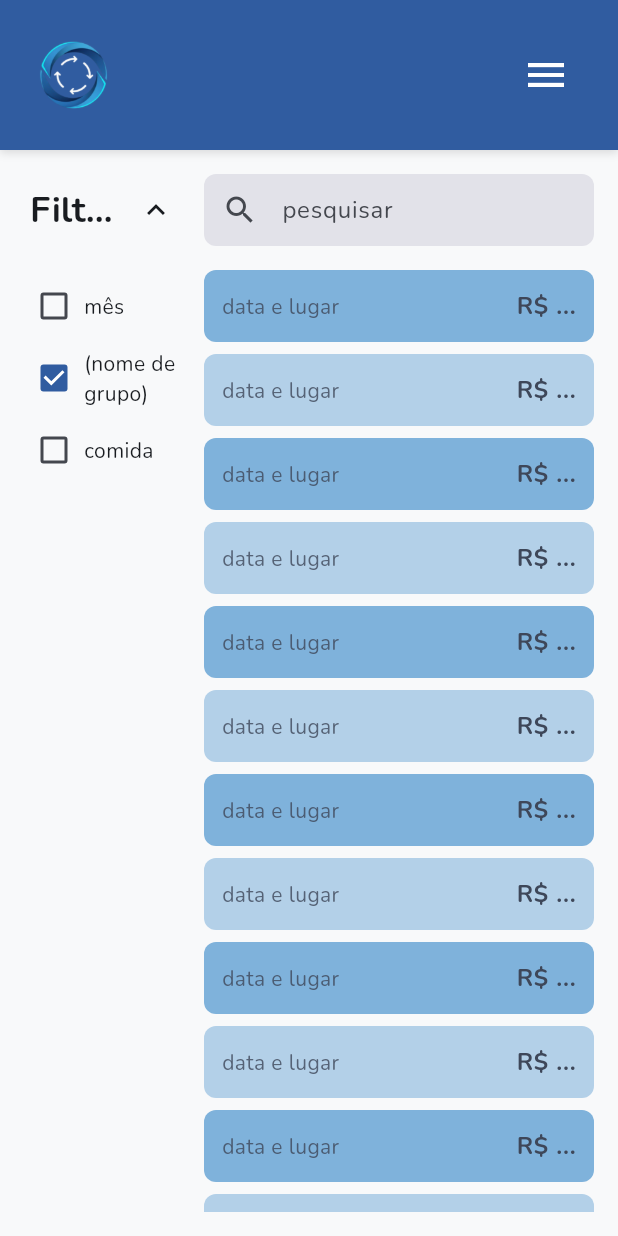
After one commit to Vinicius-b-oliveira/sincro-app, a Flutter app: the HistoryView screen opened by its route, on a phone screen of 412 x 824 dp. The commit adds this screen. Run offline on Flutter 3.47's test engine with Material 3 defaults, Android fonts, the phone set to English and light mode, and no system bars; our stand-ins replace fl_chart, flutter_hooks, go_router, google_fonts, hooks_riverpod, riverpod_annotation; generated files the repository leaves out were written again.

Commit message:
feat(transactions): Cria tela de histórico das transações

```diff
--- a/lib/core/routing/app_router.dart
+++ b/lib/core/routing/app_router.dart
@@ -7,6 +7,7 @@ import 'package:sincro/features/auth/presentation/view/login_view.dart';
 import 'package:sincro/features/auth/presentation/view/signup_view.dart';
 import 'package:sincro/features/home/presentation/view/home_view.dart';
 import 'package:sincro/features/profile/presentation/profile_view.dart';
+import 'package:sincro/features/transactions/presentation/view/history_view.dart';
 
 part 'app_router.g.dart';
 
@@ -51,7 +52,7 @@ GoRouter goRouter(Ref ref) {
           GoRoute(
             path: AppRoutes.history,
             name: AppRoutes.history,
-            builder: (context, state) => const Placeholder(),
+            builder: (context, state) => const HistoryView(),
           ),
           GoRoute(
             path: AppRoutes.groups,
--- /dev/null
+++ b/lib/features/transactions/presentation/view/history_view.dart
@@ -0,0 +1,286 @@
+import 'package:flutter/material.dart';
+import 'package:flutter_hooks/flutter_hooks.dart';
+import 'package:hooks_riverpod/hooks_riverpod.dart';
+
+class HistoryView extends HookConsumerWidget {
+  const HistoryView({super.key});
+
+  @override
+  Widget build(BuildContext context, WidgetRef ref) {
+    final filterMonth = useState(false);
+    final filterGroup = useState(
+      true,
+    );
+    final filterFood = useState(false);
+    final isFilterExpanded = useState(true);
+
+    final searchController = useTextEditingController();
+
+    return Scaffold(
+      body: Padding(
+        padding: const EdgeInsets.all(16.0),
+        child: isFilterExpanded.value
+            ? Row(
+                crossAxisAlignment: CrossAxisAlignment.start,
+                children: [
+                  Expanded(
+                    flex: 2,
+                    child: _buildFilterPanel(
+                      context,
+                      filterMonth: filterMonth,
+                      filterGroup: filterGroup,
+                      filterFood: filterFood,
+                      isExpanded: isFilterExpanded,
+                    ),
+                  ),
+                  const SizedBox(width: 16),
+                  Expanded(
+                    flex: 5,
+                    child: Column(
+                      children: [
+                        _buildSearchBar(context, searchController),
+                        const SizedBox(height: 16),
+                        Expanded(
+                          child: _buildTransactionList(context),
+                        ),
+                      ],
+                    ),
+                  ),
+                ],
+              )
+            : Column(
+                crossAxisAlignment: CrossAxisAlignment.start,
+                children: [
+                  _buildFilterPanel(
+                    context,
+                    filterMonth: filterMonth,
+                    filterGroup: filterGroup,
+                    filterFood: filterFood,
+                    isExpanded: isFilterExpanded,
+                  ),
+                  const SizedBox(height: 16),
+                  _buildSearchBar(context, searchController),
+                  const SizedBox(height: 16),
+                  Expanded(
+                    child: _buildTransactionList(context),
+                  ),
+                ],
+              ),
+      ),
+    );
+  }
+
+  // Painel de Filtros
+  Widget _buildFilterPanel(
+    BuildContext context, {
+    required ValueNotifier<bool> filterMonth,
+    required ValueNotifier<bool> filterGroup,
+    required ValueNotifier<bool> filterFood,
+    required ValueNotifier<bool> isExpanded,
+  }) {
+    final textTheme = Theme.of(context).textTheme;
+    final colorScheme = Theme.of(context).colorScheme;
+
+    return Container(
+      constraints: const BoxConstraints(maxWidth: 300),
+      child: Column(
+        crossAxisAlignment: CrossAxisAlignment.start,
+        children: [
+          InkWell(
+            onTap: () => isExpanded.value = !isExpanded.value,
+            borderRadius: BorderRadius.circular(8),
+            child: Padding(
+              padding: const EdgeInsets.symmetric(vertical: 8, horizontal: 4),
+              child: Row(
+                mainAxisSize: MainAxisSize.min,
+                children: [
+                  Flexible(
+                    child: Text(
+                      'Filtros',
+                      style: textTheme.headlineSmall?.copyWith(
+                        fontWeight: FontWeight.bold,
+                      ),
+                      overflow: TextOverflow.ellipsis,
+                    ),
+                  ),
+                  const SizedBox(width: 8),
+                  AnimatedRotation(
+                    turns: isExpanded.value ? 0.5 : 0,
+                    duration: const Duration(milliseconds: 200),
+                    child: Icon(
+                      Icons.keyboard_arrow_down,
+                      color: colorScheme.onSurface,
+                    ),
+                  ),
+                ],
+              ),
+            ),
+          ),
+          AnimatedContainer(
+            duration: const Duration(milliseconds: 300),
+            height: isExpanded.value ? null : 0,
+            child: AnimatedOpacity(
+              duration: const Duration(milliseconds: 200),
+              opacity: isExpanded.value ? 1.0 : 0.0,
+              child: isExpanded.value
+                  ? Column(
+                      crossAxisAlignment: CrossAxisAlignment.start,
+                      children: [
+                        const SizedBox(height: 16),
+                        _FilterCheckbox(
+                          label: 'mês',
+                          value: filterMonth.value,
+                          onChanged: (val) => filterMonth.value = val ?? false,
+                        ),
+                        _FilterCheckbox(
+                          label: '(nome de grupo)',
+                          value: filterGroup.value,
+                          onChanged: (val) => filterGroup.value = val ?? false,
+                        ),
+                        _FilterCheckbox(
+                          label: 'comida',
+                          value: filterFood.value,
+                          onChanged: (val) => filterFood.value = val ?? false,
+                        ),
+                      ],
+                    )
+                  : const SizedBox.shrink(),
+            ),
+          ),
+        ],
+      ),
+    );
+  }
+
+  Widget _buildSearchBar(
+    BuildContext context,
+    TextEditingController controller,
+  ) {
+    final colorScheme = Theme.of(context).colorScheme;
+
+    return TextFormField(
+      controller: controller,
+      decoration: InputDecoration(
+        hintText: 'pesquisar',
+        fillColor: colorScheme.surfaceContainerHighest,
+        filled: true,
+        border: OutlineInputBorder(
+          borderRadius: BorderRadius.circular(8.0),
+          borderSide: BorderSide.none,
+        ),
+        contentPadding: const EdgeInsets.symmetric(vertical: 0),
+        prefixIcon: Icon(
+          Icons.search,
+          color: colorScheme.onSurfaceVariant,
+        ),
+      ),
+    );
+  }
+
+  Widget _buildTransactionList(BuildContext context) {
+    final colorScheme = Theme.of(context).colorScheme;
+
+    return ListView.builder(
+      itemCount: 14,
+      itemBuilder: (context, index) {
+        final color = index.isEven
+            ? colorScheme.secondary.withValues(alpha: .7)
+            : colorScheme.secondary.withValues(alpha: .4);
+
+        return _TransactionListItem(
+          date: 'data e lugar',
+          amount: 'R\$ ...',
+          color: color,
+          textColor: colorScheme.onSecondaryContainer,
+        );
+      },
+    );
+  }
+}
+
+class _FilterCheckbox extends StatelessWidget {
+  final String label;
+  final bool value;
+  final ValueChanged<bool?> onChanged;
+
+  const _FilterCheckbox({
+    required this.label,
+    required this.value,
+    required this.onChanged,
+  });
+
+  @override
+  Widget build(BuildContext context) {
+    return InkWell(
+      onTap: () => onChanged(!value),
+      borderRadius: BorderRadius.circular(4),
+      child: Padding(
+        padding: const EdgeInsets.symmetric(vertical: 4),
+        child: Row(
+          children: [
+            Checkbox(
+              value: value,
+              onChanged: onChanged,
+              visualDensity: VisualDensity.compact,
+            ),
+            Expanded(
+              child: Text(
+                label,
+                overflow: TextOverflow.ellipsis,
+                maxLines: 2,
+                softWrap: true,
+              ),
+            ),
+          ],
+        ),
+      ),
+    );
+  }
+}
+
+class _TransactionListItem extends StatelessWidget {
+  final String date;
+  final String amount;
+  final Color color;
+  final Color textColor;
+
+  const _TransactionListItem({
+    required this.date,
+    required this.amount,
+    required this.color,
+    required this.textColor,
+  });
+
+  @override
+  Widget build(BuildContext context) {
+    return Container(
+      margin: const EdgeInsets.only(bottom: 8.0),
+      padding: const EdgeInsets.all(12.0),
+      decoration: BoxDecoration(
+        color: color,
+        borderRadius: BorderRadius.circular(8.0),
+      ),
+      child: Row(
+        mainAxisAlignment: MainAxisAlignment.spaceBetween,
+        children: [
+          Text(
+            date,
+            style:
+                Theme.of(
+                  context,
+                ).textTheme.bodyMedium?.copyWith(
+                  color: textColor.withValues(alpha: 0.8),
+                ),
+          ),
+          Text(
+            amount,
+            style: Theme.of(context).textTheme.bodyLarge?.copyWith(
+              fontWeight: FontWeight.bold,
+              color: textColor,
+            ),
+          ),
+        ],
+      ),
+    );
+  }
+}
```
